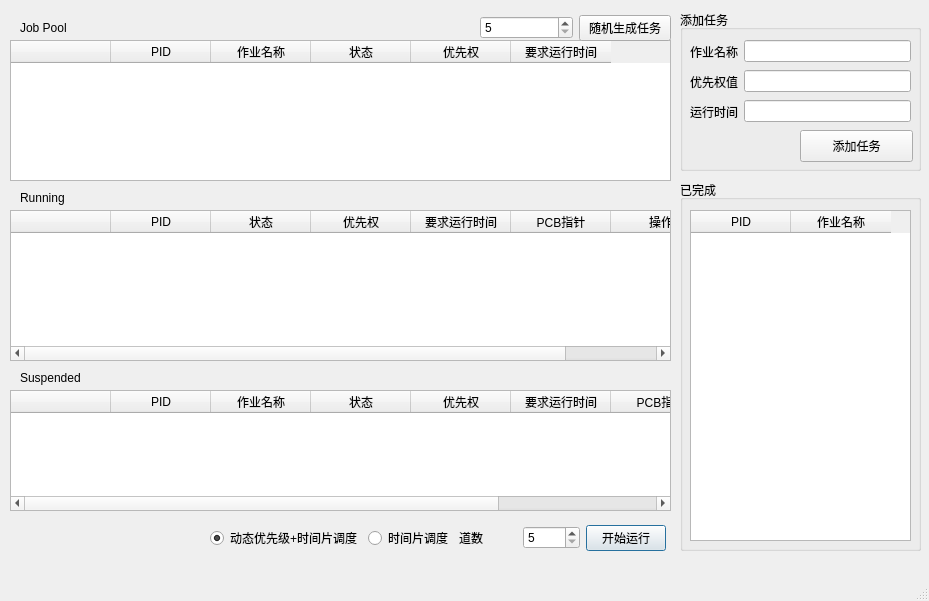
This is mainwindow.ui in fr0der1c/Simulate-CPU-Scheduling as Qt 5 draws it before an edit. The edited form follows.
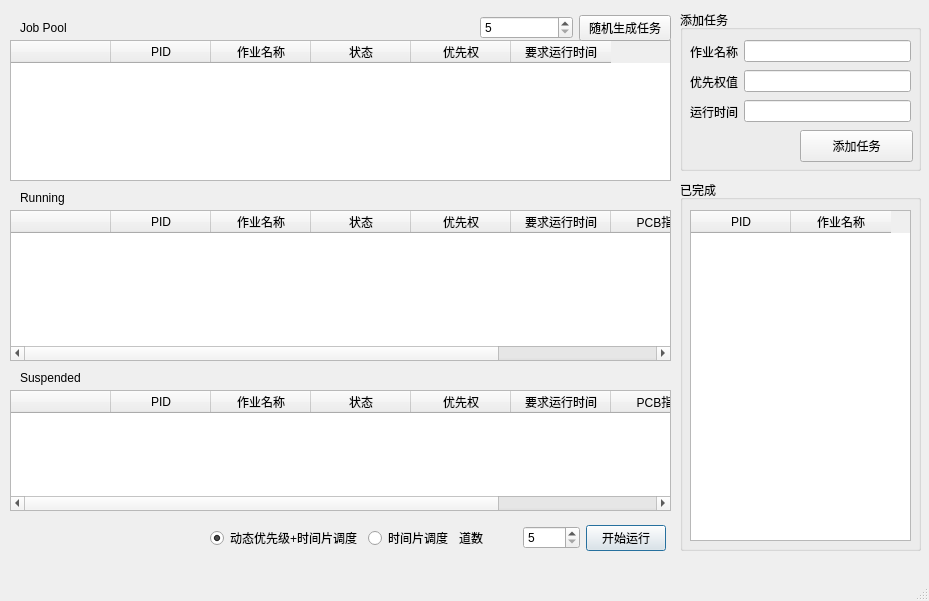
This is the edited form.

The edit to the form file:
```diff
--- a/mainwindow.ui
+++ b/mainwindow.ui
@@ -116,6 +116,11 @@
       <string>PID</string>
      </property>
     </column>
+    <column>
+     <property name="text">
+      <string>作业名称</string>
+     </property>
+    </column>
     <column>
      <property name="text">
       <string>状态</string>
```
